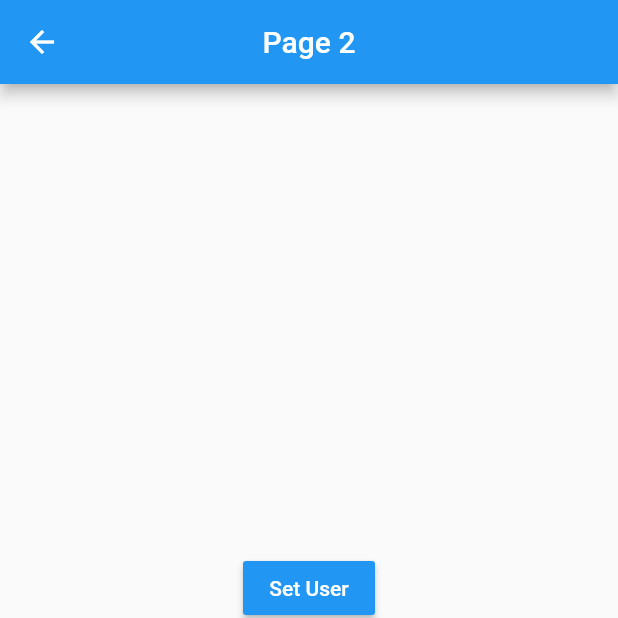
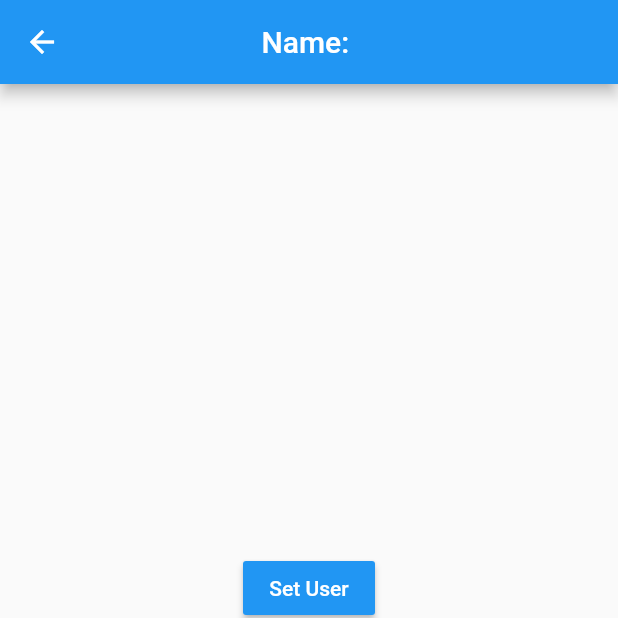
Before and after one commit to gschlaen/states_app, a Flutter app: the screen it shows after launch, after a tap on the "accessibility new" icon, on a phone screen of 412 x 824 dp, the top half of it. Run offline on Flutter 3.47's test engine with Material 2 defaults, Android fonts, the phone set to English and light mode, and no system bars; accounts and stored records are empty.

Commit message:
Fin Singleton

```diff
--- a/lib/pages/page2_page.dart
+++ b/lib/pages/page2_page.dart
@@ -10,9 +10,10 @@ class Page2Page extends StatelessWidget {
     return Scaffold(
       appBar: AppBar(
         title: StreamBuilder(
+          initialData: userService.user,
           stream: userService.userStream,
           builder: (BuildContext context, AsyncSnapshot<User> snapshot) {
-            return snapshot.hasData ? Text('Name: ${snapshot.data!.name}') : const Text('Page 2');
+            return snapshot.hasData ? Text('Name: ${userService.user!.name}') : const Text('Page 2');
           },
         ),
         centerTitle: true,
```
